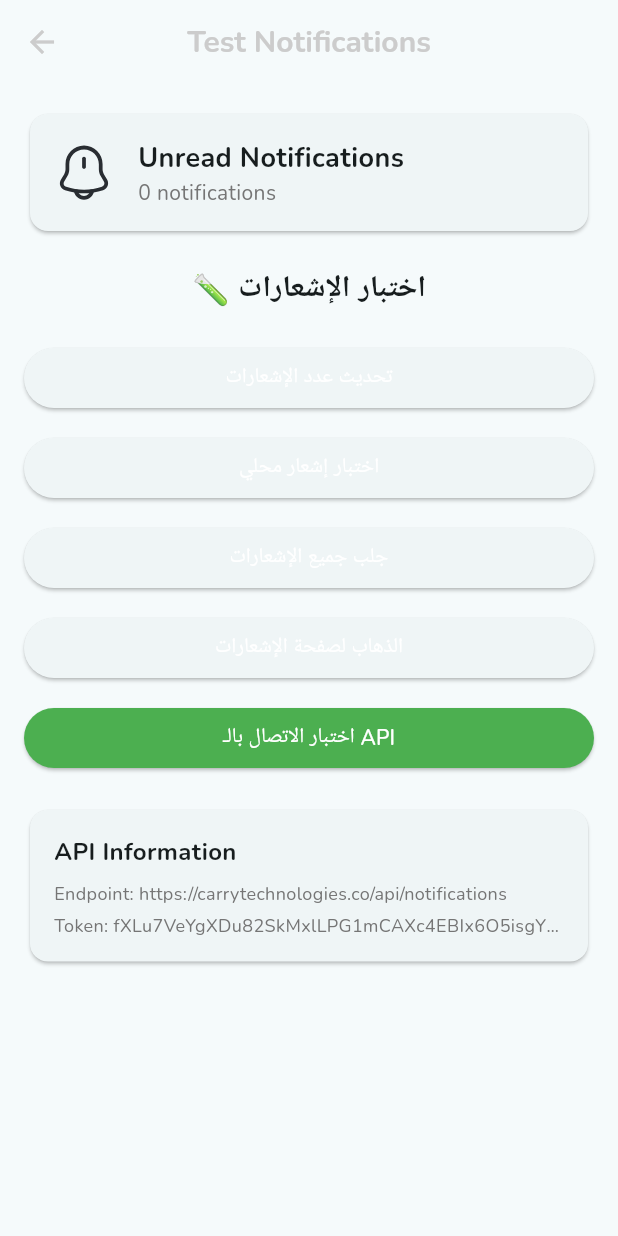
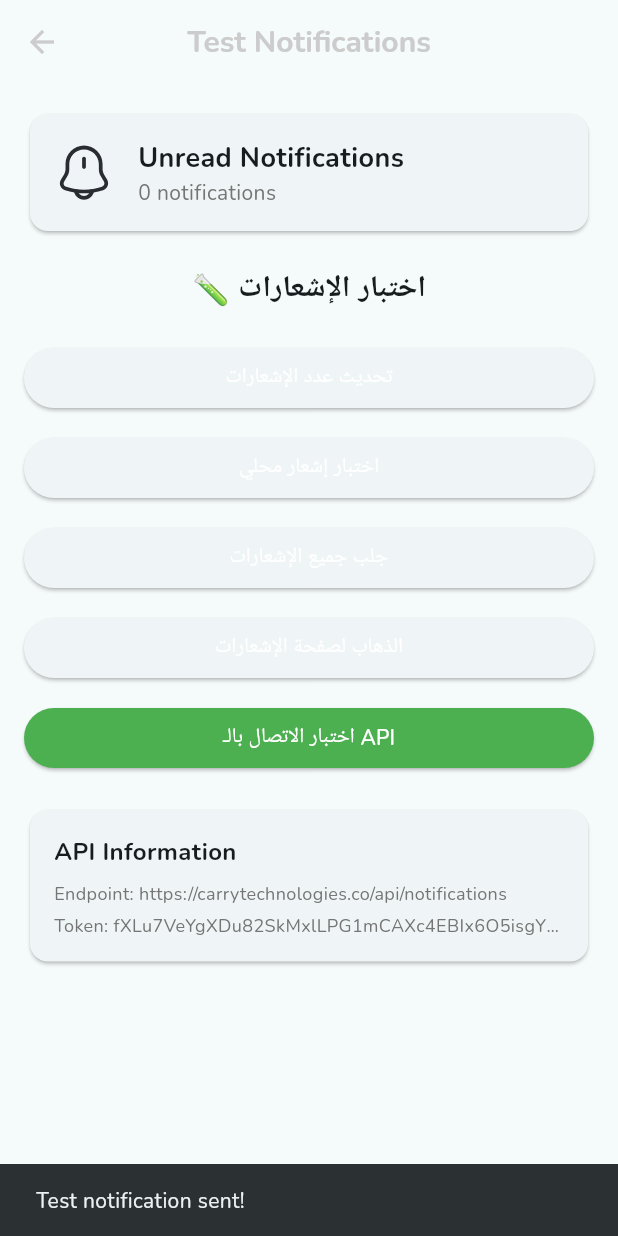
Before and after one commit to mhmdajoor5/Jetak-mobile-client-develop, a Flutter app: the TestNotificationsPage screen opened by its route, after a tap on "اختبار إشعار محلي", on a phone screen of 412 x 824 dp. Run offline on Flutter 3.47's test engine with Material 3 defaults, Android fonts, the phone set to English and light mode, and no system bars; our stand-ins replace bot_toast, cached_network_image, carousel_slider, cloud_firestore, firebase_auth, firebase_core and 18 more; missing offline and left inert: flutter_facebook_auth, flutter_polyline_points, flutter_swipe_button, global_configuration; accounts and stored records are empty; network calls fail.

Commit message:
Revert "qusai final"
This reverts commit 7df12448efdadd1c4a598925c5077839eb1891b0.

```diff
--- a/lib/src/pages/Home/home_header_section.dart
+++ b/lib/src/pages/Home/home_header_section.dart
@@ -1,5 +1,6 @@
 import 'package:flutter/material.dart';
 import '../../../generated/l10n.dart';
+import '../../elements/NotificationsButtonWidget.dart';
 import '../../elements/ShoppingCartButtonWidget.dart';
 
 class HomeHeaderSection extends StatelessWidget {
@@ -77,6 +78,7 @@ class HomeHeaderSection extends StatelessWidget {
             padding: const EdgeInsets.only(bottom: 25),
             child: Row(
               children: [
+                NotificationsButtonWidget(), // Remove static count
                 SizedBox(width: 15),
                 // Test button for notifications
                 GestureDetector(
--- a/lib/src/pages/test_notifications.dart
+++ b/lib/src/pages/test_notifications.dart
@@ -1,7 +1,9 @@
 import 'package:flutter/material.dart';
 import 'package:flutter_svg/flutter_svg.dart';
 
-
+import '../services/notification_service.dart';
+import '../repository/notification_repository.dart' as notificationRepo;
+import '../models/notification.dart';
 
 class TestNotificationsPage extends StatefulWidget {
   @override
@@ -9,6 +11,7 @@ class TestNotificationsPage extends StatefulWidget {
 }
 
 class _TestNotificationsPageState extends State<TestNotificationsPage> {
+  final NotificationService _notificationService = NotificationService();
   int _currentCount = 0;
   bool _isLoading = false;
 
@@ -20,16 +23,25 @@ class _TestNotificationsPageState extends State<TestNotificationsPage> {
 
   void _updateCount() {
     setState(() {
-      _currentCount = 0; // No longer fetching from service
+      _currentCount = _notificationService.currentNotificationCount;
     });
   }
 
   void _refreshNotificationCount() async {
-    // No longer refreshing from service
+    await _notificationService.refreshNotificationCount();
+    _updateCount();
   }
 
   void _testLocalNotification() {
-    // No longer using notification service
+    _notificationService.showLocalNotification(
+      id: 1,
+      title: 'Test Notification',
+      body: 'This is a test notification!',
+    );
+
+    ScaffoldMessenger.of(context).showSnackBar(
+      SnackBar(content: Text('Test notification sent!')),
+    );
   }
 
   void _testAPIConnection() async {
@@ -38,12 +50,11 @@ class _TestNotificationsPageState extends State<TestNotificationsPage> {
         SnackBar(content: Text('جاري اختبار الاتصال بالـ API...')),
       );
 
-      // No longer fetching notifications from repository
-      // var notifications = await notificationRepo.getNotificationsList();
+      var notifications = await notificationRepo.getNotificationsList();
 
       ScaffoldMessenger.of(context).showSnackBar(
         SnackBar(
-          content: Text('✅ تم بنجاح! عدد الإشعارات: 0'), // Placeholder
+          content: Text('✅ تم بنجاح! عدد الإشعارات: ${notifications.length}'),
           backgroundColor: Colors.green,
           duration: Duration(seconds: 3),
         ),
@@ -64,7 +75,8 @@ class _TestNotificationsPageState extends State<TestNotificationsPage> {
       _isLoading = true;
     });
     try {
-      // No longer fetching notifications from repository
+      final notifications = await notificationRepo.getNotificationsList();
+      // _showNotificationsDialog(notifications);
     } catch (e) {
       ScaffoldMessenger.of(context).showSnackBar(
         SnackBar(
--- a/pubspec.yaml
+++ b/pubspec.yaml
@@ -19,7 +19,7 @@ publish_to: 'none' # Remove this line if you wish to publish to pub.dev
 version: 3.0.0
 
 environment:
-  sdk: ">=3.6.0 <4.0.0"
+  sdk: ^3.7.2
 
 # Dependencies specify other packages that your package needs in order to work.
 # To automatically upgrade your package dependencies to the latest versions
```
Also changed, not shown: pubspec.lock, 21 other files.
